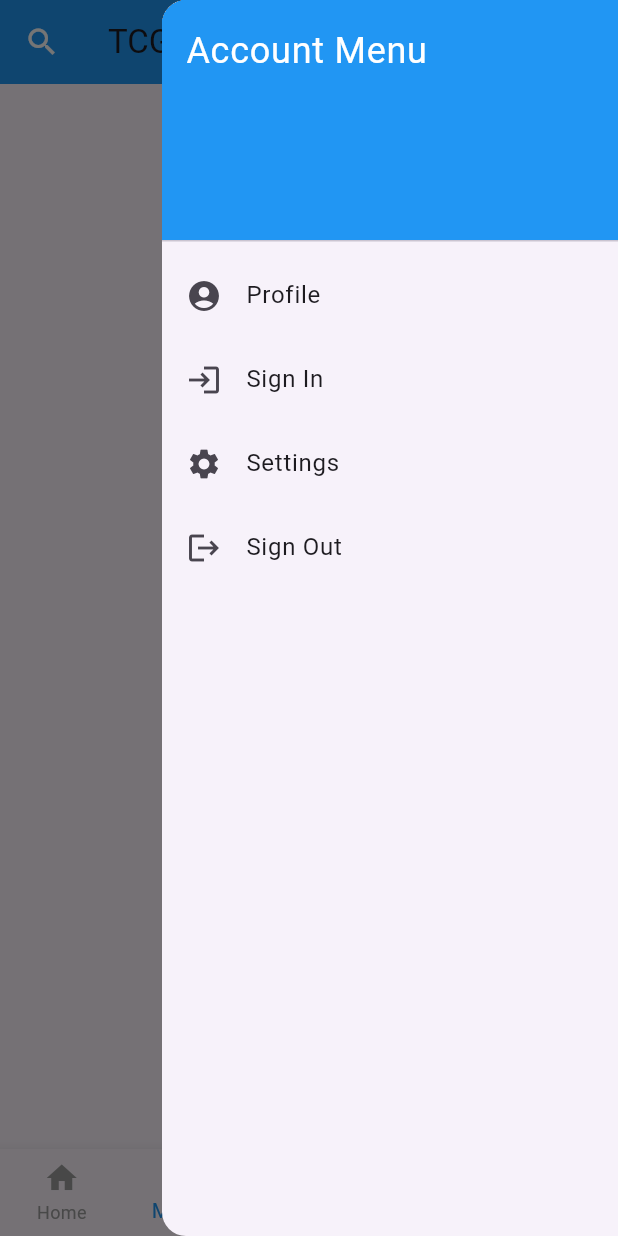
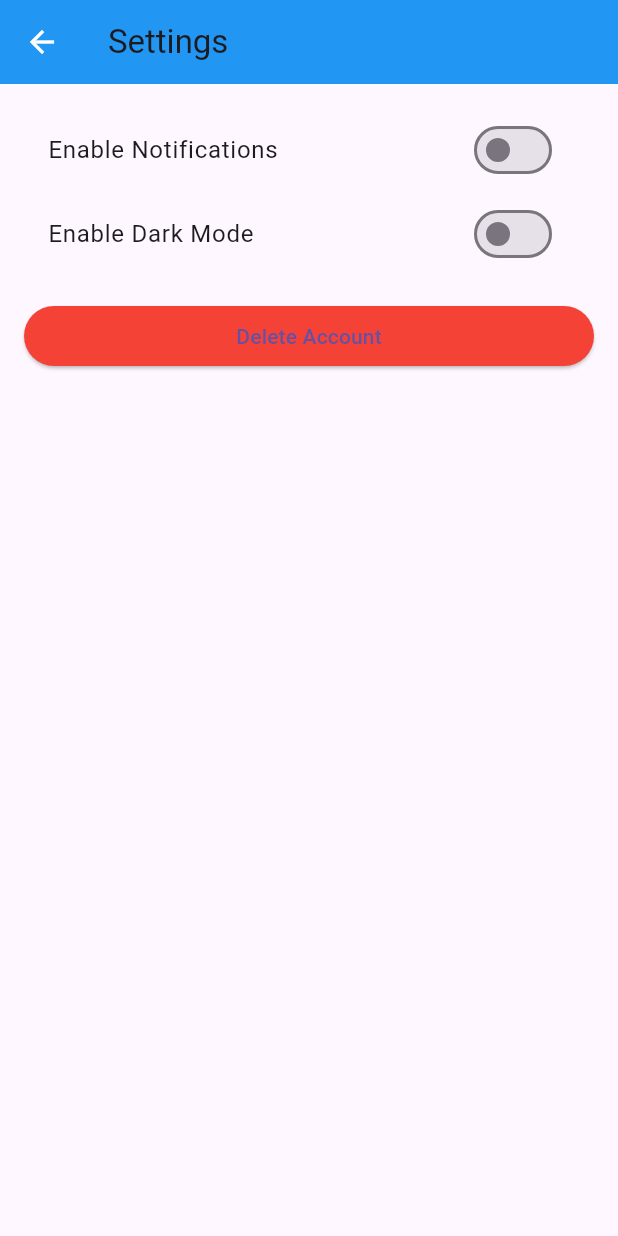
Before and after one commit to llau9/TCGDex, a Flutter app: the screen it shows after launch, item 2 of the bottom bar chosen, after a tap on the "menu" icon, after a tap on "Settings", on a phone screen of 412 x 824 dp. Run offline on Flutter 3.47's test engine with Material 3 defaults, Android fonts, the phone set to English and light mode, and no system bars.

Commit message:
added functionality in settings

```diff
--- a/my_app/lib/main.dart
+++ b/my_app/lib/main.dart
@@ -3,7 +3,8 @@ import 'portfolio_page.dart';
 import 'profile_page.dart';
 import 'camera_page.dart';
 import 'social_page.dart';
-import 'sign_in_page.dart'; // Import the SignInPage
+import 'sign_in_page.dart';
+import 'settings_page.dart'; // Import the SettingsPage
 
 void main() {
   runApp(MyApp());
@@ -117,7 +118,10 @@ class _HomeScreenState extends State<HomeScreen> {
               leading: Icon(Icons.settings),
               title: Text('Settings'),
               onTap: () {
-                // Handle settings action
+                Navigator.push(
+                  context,
+                  MaterialPageRoute(builder: (context) => SettingsPage()),
+                );
               },
             ),
             ListTile(
--- /dev/null
+++ b/my_app/lib/settings_page.dart
@@ -0,0 +1,55 @@
+import 'package:flutter/material.dart';
+
+class SettingsPage extends StatefulWidget {
+  @override
+  _SettingsPageState createState() => _SettingsPageState();
+}
+
+class _SettingsPageState extends State<SettingsPage> {
+  bool _notificationsEnabled = false;
+  bool _darkModeEnabled = false;
+
+  @override
+  Widget build(BuildContext context) {
+    return Scaffold(
+      appBar: AppBar(
+        title: Text('Settings'),
+      ),
+      body: Padding(
+        padding: const EdgeInsets.all(16.0),
+        child: ListView(
+          children: <Widget>[
+            SwitchListTile(
+              title: Text('Enable Notifications'),
+              value: _notificationsEnabled,
+              onChanged: (bool value) {
+                setState(() {
+                  _notificationsEnabled = value;
+                });
+              },
+            ),
+            SwitchListTile(
+              title: Text('Enable Dark Mode'),
+              value: _darkModeEnabled,
+              onChanged: (bool value) {
+                setState(() {
+                  _darkModeEnabled = value;
+                });
+              },
+            ),
+            SizedBox(height: 16.0),
+            ElevatedButton(
+              onPressed: () {
+                // Handle delete account functionality
+              },
+              child: Text('Delete Account'),
+              style: ElevatedButton.styleFrom(
+                backgroundColor: Colors.red, // Set the background color to red
+              ),
+            ),
+          ],
+        ),
+      ),
+    );
+  }
+}
```
